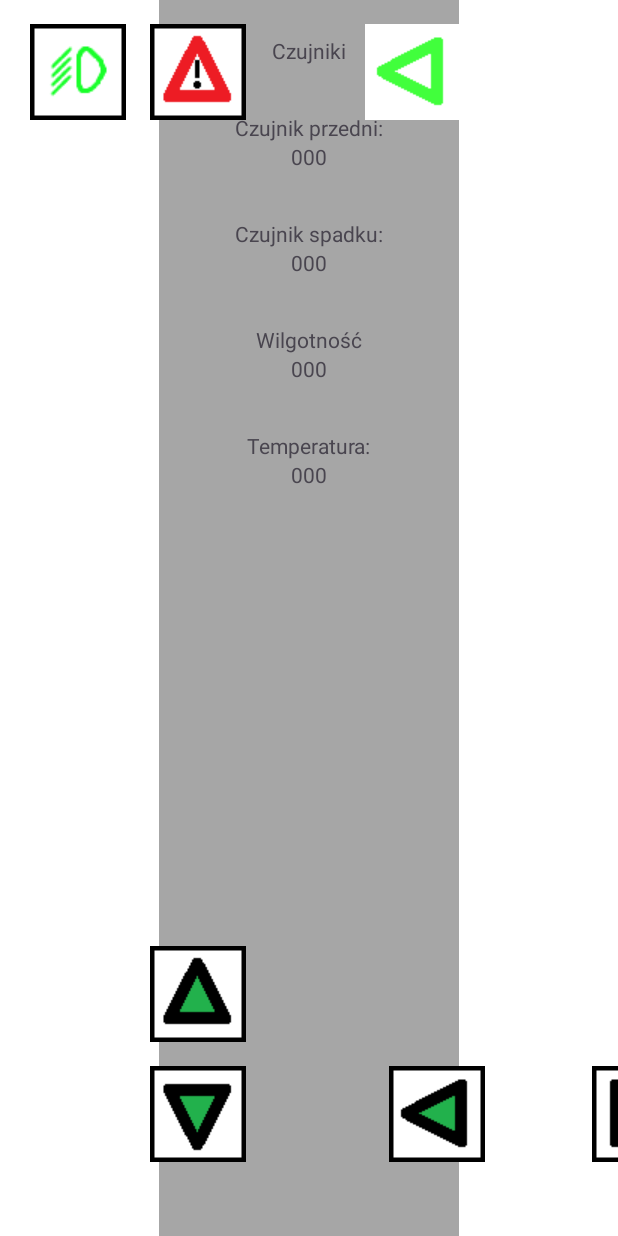
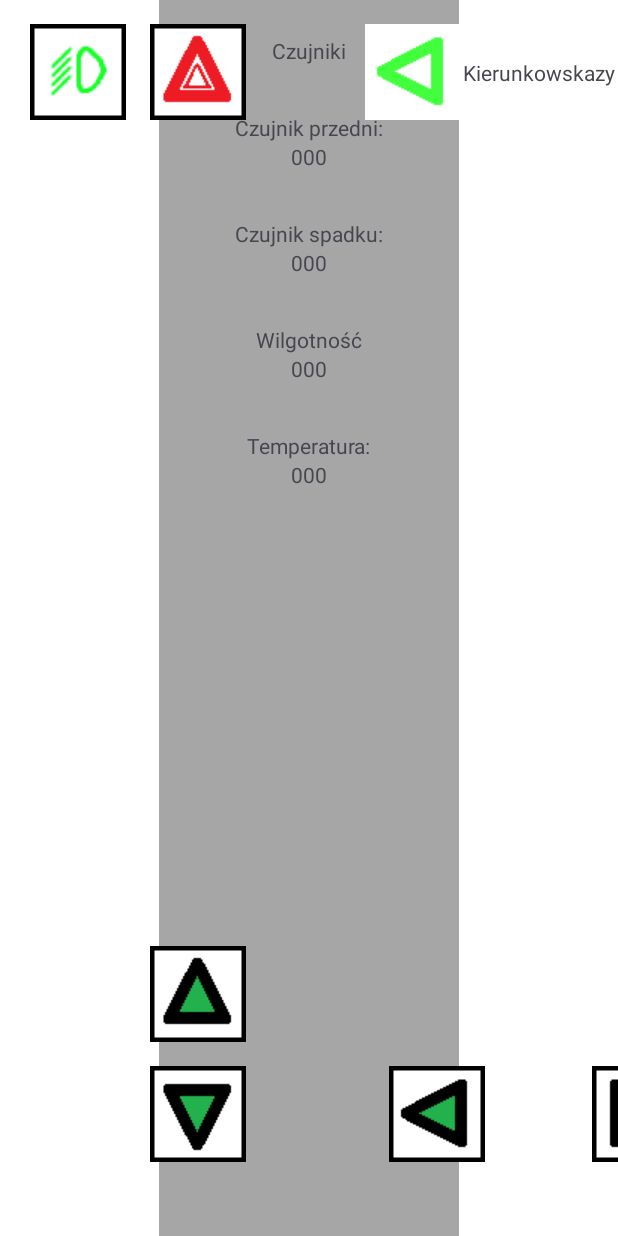
Before and after one commit to luk4syn0/AplikacjaSterowaniaRobotem, an Android app: the layout fragment_sterowanie.xml on its own in the app's theme, with its tools: preview values and no code run, on a phone screen of 412 x 824 dp. Run offline under Robolectric (Android 15) with nearby library versions, the phone set to English and light mode, and no system bars.

Commit message:
Funkcjonalnosci przyciskow navbar, fragment sterowania

```diff
--- a/app/src/main/res/layout/fragment_sterowanie.xml
+++ b/app/src/main/res/layout/fragment_sterowanie.xml
@@ -215,5 +215,15 @@
             android:src="@drawable/kontroler_kierunek_left_image"
             app:layout_constraintStart_toStartOf="parent"
             app:layout_constraintTop_toTopOf="parent" />
+
+        <TextView
+            android:id="@+id/textKierunekInfo"
+            android:layout_width="wrap_content"
+            android:layout_height="wrap_content"
+            android:text="@string/kierunekInfo"
+            app:layout_constraintBottom_toBottomOf="@+id/imageButtonKierunekPrawo"
+            app:layout_constraintEnd_toStartOf="@+id/imageButtonKierunekPrawo"
+            app:layout_constraintStart_toEndOf="@+id/imageButtonKierunekLewo"
+            app:layout_constraintTop_toTopOf="@+id/imageButtonKierunekLewo" />
     </androidx.constraintlayout.widget.ConstraintLayout>
 </androidx.constraintlayout.widget.ConstraintLayout>
--- a/app/src/main/res/values/strings.xml
+++ b/app/src/main/res/values/strings.xml
@@ -16,8 +16,8 @@
     <string name="wartoscDol">000</string>
     <string name="wartoscTemp">000</string>
     <string name="wartoscWilg">000</string>
-<!-- TODO: Remove or change this placeholder text -->
-    <string name="hello_blank_fragment">Hello blank fragment</string>
+    <string name="kierunekInfo">Kierunkowskazy</string>
+
 
 
 
```
Also changed, not shown: app/src/main/res/drawable/kontroler_awaryjne_image.png.
